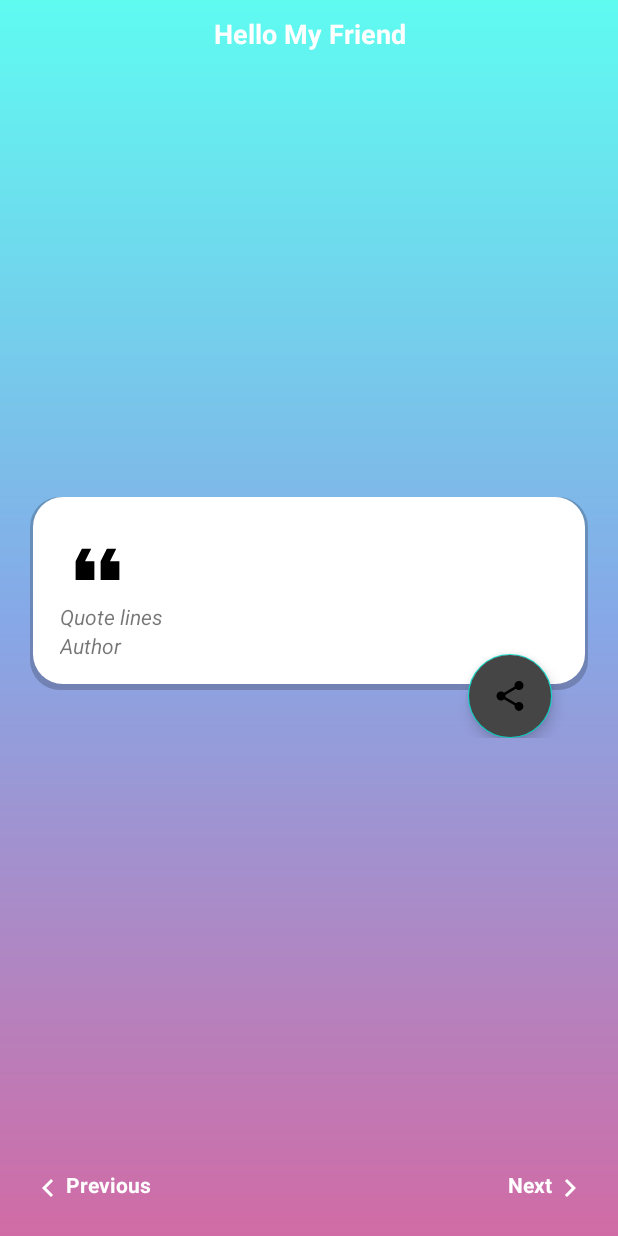
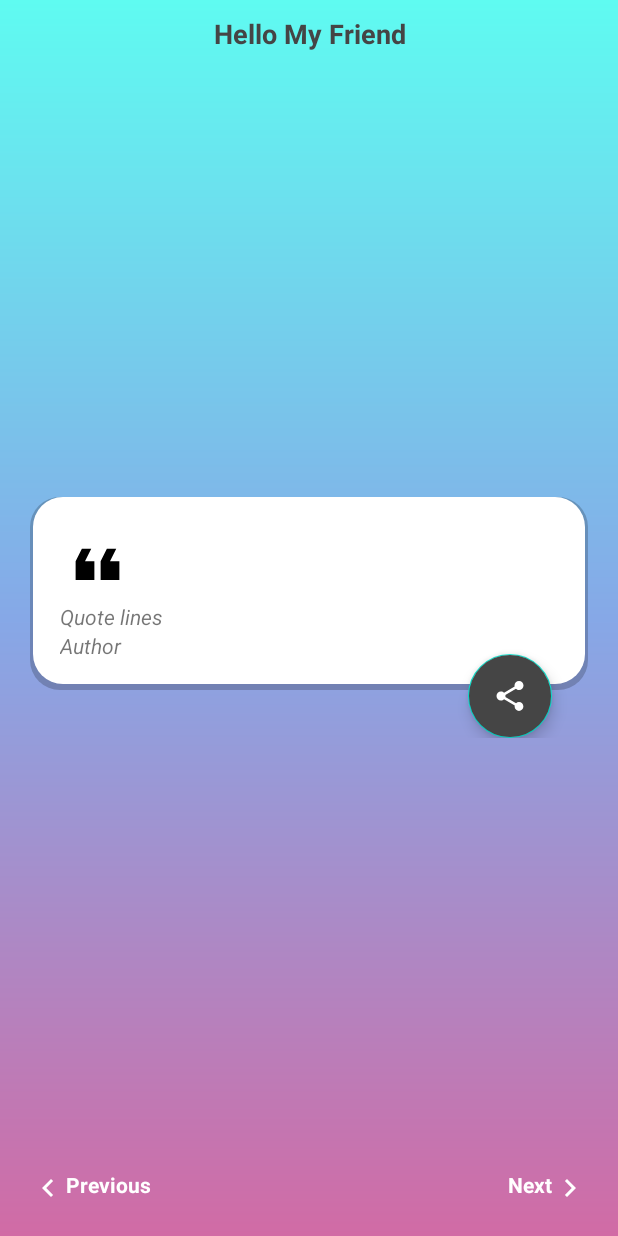
Before and after one commit to HarshDev56/quotes_app, an Android app: the layout activity_main.xml on its own in the app's theme, with its tools: preview values and no code run, on a phone screen of 412 x 824 dp. Run offline under Robolectric (Android 15) with nearby library versions, the phone set to English and light mode, and no system bars.

Commit message:
done with normal quote app which can share quote in other apps

```diff
--- a/app/src/main/AndroidManifest.xml
+++ b/app/src/main/AndroidManifest.xml
@@ -6,9 +6,9 @@
         android:allowBackup="true"
         android:dataExtractionRules="@xml/data_extraction_rules"
         android:fullBackupContent="@xml/backup_rules"
-        android:icon="@mipmap/ic_launcher"
+        android:icon="@drawable/ic_baseline_format_quote_24"
         android:label="@string/app_name"
-        android:roundIcon="@mipmap/ic_launcher_round"
+        android:roundIcon="@drawable/ic_baseline_format_quote_24"
         android:supportsRtl="true"
         android:theme="@style/Theme.StaticQuotesApp"
         tools:targetApi="31">
--- a/app/src/main/res/drawable/ic_baseline_format_quote_24.xml
+++ b/app/src/main/res/drawable/ic_baseline_format_quote_24.xml
@@ -1,5 +1,5 @@
-<vector android:height="24dp" android:tint="#FFFFFF"
+<vector android:height="24dp" android:tint="#000"
     android:viewportHeight="24" android:viewportWidth="24"
     android:width="24dp" xmlns:android="http://schemas.android.com/apk/res/android">
-    <path android:fillColor="@android:color/white" android:pathData="M6,17h3l2,-4L11,7L5,7v6h3zM14,17h3l2,-4L19,7h-6v6h3z"/>
+    <path android:fillColor="@android:color/black" android:pathData="M6,17h3l2,-4L11,7L5,7v6h3zM14,17h3l2,-4L19,7h-6v6h3z"/>
 </vector>
--- a/app/src/main/res/layout/activity_main.xml
+++ b/app/src/main/res/layout/activity_main.xml
@@ -17,7 +17,7 @@
         android:text="Hello My Friend"
         android:textSize="18dp"
         android:textStyle="bold"
-        android:textColor="@color/white"/>
+        android:textColor="#454545"/>
 
     <LinearLayout
         android:layout_width="match_parent"
@@ -42,12 +42,14 @@
                 app:tint="@color/black" />
 
             <TextView
+                android:id="@+id/quotetext"
                 android:layout_width="match_parent"
                 android:layout_height="wrap_content"
                 android:text="Quote lines"
                 android:textStyle="italic" />
 
             <TextView
+                android:id="@+id/quoteAuthor"
                 android:layout_width="match_parent"
                 android:layout_height="wrap_content"
                 android:text="Author"
@@ -63,6 +65,7 @@
             android:layout_marginTop="-24dp"
             android:layout_marginRight="24dp"
             android:backgroundTint="#454545"
+            android:onClick="onShare"
             android:src="@drawable/ic_baseline_share_24" />
     </LinearLayout>
     <LinearLayout
@@ -82,6 +85,7 @@
             android:text="Previous"
             android:textSize="14dp"
             android:textStyle="bold"
+            android:onClick="onPrevious"
             android:textColor="@color/white"/>
 
         <TextView
@@ -93,6 +97,7 @@
             android:text="Next"
             android:textSize="14dp"
             android:textStyle="bold"
+            android:onClick="onNext"
             android:textColor="@color/white"/>
 
     </LinearLayout>
--- a/app/src/main/res/values-night/themes.xml
+++ b/app/src/main/res/values-night/themes.xml
@@ -1,6 +1,6 @@
 <resources xmlns:tools="http://schemas.android.com/tools">
     <!-- Base application theme. -->
-    <style name="Theme.StaticQuotesApp" parent="Theme.MaterialComponents.DayNight.DarkActionBar">
+    <style name="Theme.StaticQuotesApp" parent="Theme.MaterialComponents.DayNight.NoActionBar">
         <!-- Primary brand color. -->
         <item name="colorPrimary">@color/purple_200</item>
         <item name="colorPrimaryVariant">@color/purple_700</item>
@@ -12,5 +12,9 @@
         <!-- Status bar color. -->
         <item name="android:statusBarColor">?attr/colorPrimaryVariant</item>
         <!-- Customize your theme here. -->
+        <item name="windowNoTitle">true</item>
+        <item name="windowActionBar">false</item>
+        <item name="android:windowFullscreen">true</item>
+        <item name="android:windowContentOverlay">@null</item>
     </style>
 </resources>
--- a/app/src/main/res/values/themes.xml
+++ b/app/src/main/res/values/themes.xml
@@ -1,6 +1,6 @@
 <resources xmlns:tools="http://schemas.android.com/tools">
     <!-- Base application theme. -->
-    <style name="Theme.StaticQuotesApp" parent="Theme.MaterialComponents.DayNight.DarkActionBar">
+    <style name="Theme.StaticQuotesApp" parent="Theme.MaterialComponents.DayNight.NoActionBar">
         <!-- Primary brand color. -->
         <item name="colorPrimary">@color/purple_500</item>
         <item name="colorPrimaryVariant">@color/purple_700</item>
@@ -8,7 +8,7 @@
         <!-- Secondary brand color. -->
         <item name="colorSecondary">@color/teal_200</item>
         <item name="colorSecondaryVariant">@color/teal_700</item>
-        <item name="colorOnSecondary">@color/black</item>
+        <item name="colorOnSecondary">@color/white</item>
         <!-- Status bar color. -->
         <item name="android:statusBarColor">?attr/colorPrimaryVariant</item>
         <!-- Customize your theme here. -->
```
Also changed, not shown: app/src/main/java/com/example/staticquotesapp/MainActivity.kt (+31 -0 lines), app/src/main/java/com/example/staticquotesapp/MainViewModel.kt (+13 -2 lines).
